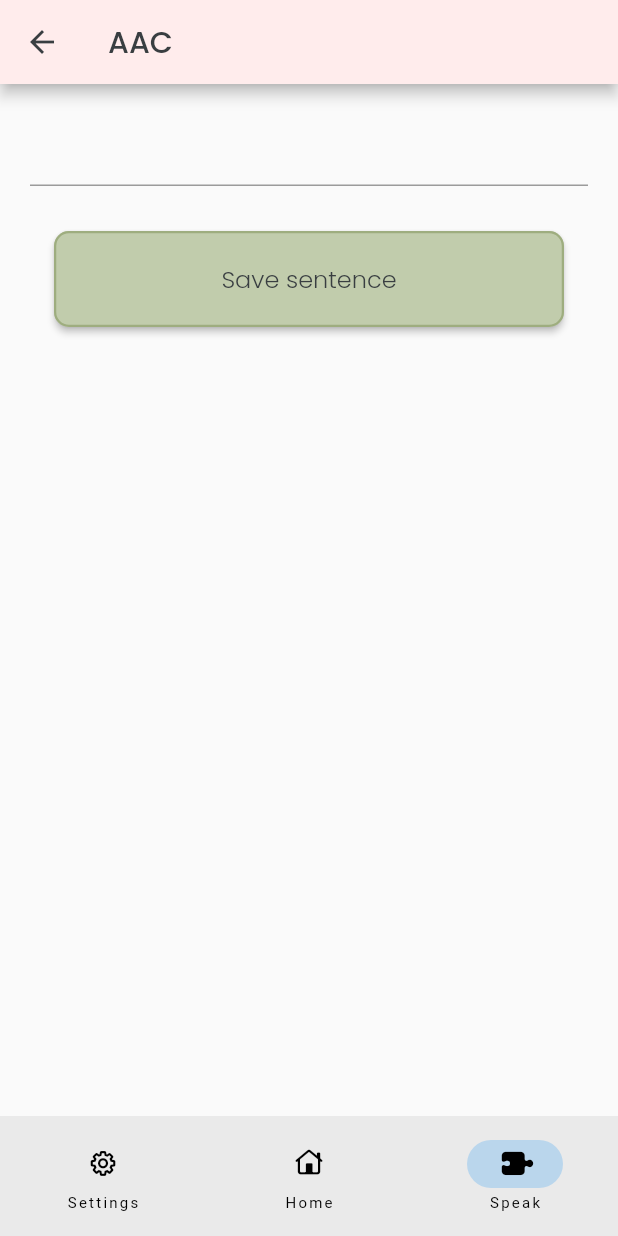
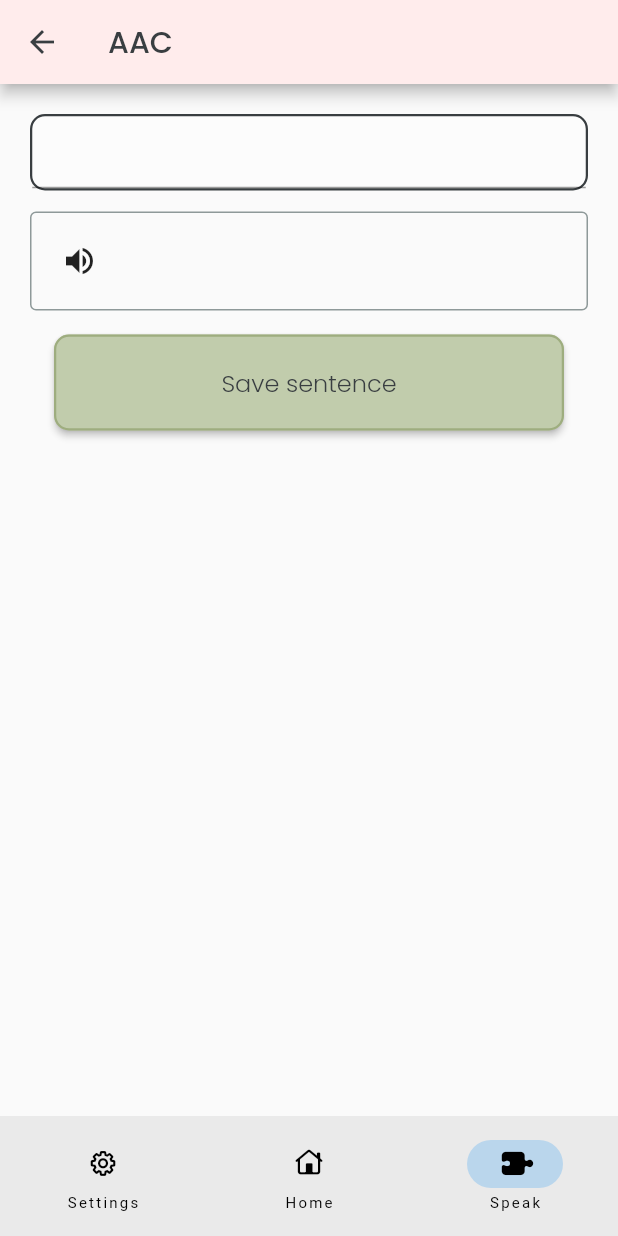
Before and after one commit to rania-w/SDP-AAC, a Flutter app: the Home screen opened directly, item 3 of the bottom bar chosen, on a phone screen of 412 x 824 dp. Run offline on Flutter 3.47's test engine with Material 2 defaults, Android fonts, the phone set to English and light mode, and no system bars; our stand-ins replace hive, hive_flutter; accounts and stored records are empty.

Commit message:
sentence building start

```diff
--- a/lib/components/input/custom_input.dart
+++ b/lib/components/input/custom_input.dart
@@ -1,30 +1,45 @@
 // ignore_for_file: prefer_const_constructors
+import 'package:aac/constants.dart';
+import 'package:aac/objects/word.dart';
+import 'package:aac/services/boxes.dart';
 import 'package:flutter/material.dart';
 
-class CustomInput extends StatelessWidget {
-  const CustomInput({super.key});
+/// zasto ne nadje stvari kako treba??
 
-  static const List<String> _kOptions = <String>[
-    'aardvark',
-    'bobcat',
-    'chameleon',
-  ];
+class CustomInput extends StatefulWidget {
+  final Function(String) onSelected;
+
+  const CustomInput({super.key, required this.onSelected});
 
   @override
+  State<CustomInput> createState() => _CustomInputState();
+}
+
+class _CustomInputState extends State<CustomInput> {
+  @override
   Widget build(BuildContext context) {
+    List<String> wordList = [];
+    for (var i in boxWord.values) {
+      wordList.add(i.word);
+    }
     return Container(
       margin: EdgeInsets.only(bottom: 14),
+      decoration: BoxDecoration(
+          color: white,
+          border: Border.all(width: 1.5, color: black),
+          borderRadius: BorderRadius.circular(10)),
       child: Autocomplete<String>(
         optionsBuilder: (TextEditingValue textEditingValue) {
           if (textEditingValue.text == '') {
             return const Iterable<String>.empty();
           }
-          return _kOptions.where((String option) {
+          return wordList.where((String option) {
             return option.contains(textEditingValue.text.toLowerCase());
           });
         },
         onSelected: (String selection) {
           debugPrint('You just selected $selection');
+          widget.onSelected(selection);
         },
       ),
     );
--- a/lib/pages/sentence_building.dart
+++ b/lib/pages/sentence_building.dart
@@ -1,8 +1,11 @@
 // ignore_for_file: prefer_const_constructors
+
 import 'package:aac/components/buttons/custom_button.dart';
 import 'package:aac/components/input/custom_input.dart';
 import 'package:aac/constants.dart';
 import 'package:flutter/material.dart';
+
+/// kako napraviti da ikonica ostane pri desnoj strani
 
 class SentenceBuilding extends StatefulWidget {
   const SentenceBuilding({super.key});
@@ -12,11 +15,59 @@ class SentenceBuilding extends StatefulWidget {
 }
 
 class _SentenceBuildingState extends State<SentenceBuilding> {
+  List<String> received = [];
   @override
   Widget build(BuildContext context) {
     return ListView(
       children: [
-        CustomInput(),
+        CustomInput(
+          onSelected: (selected) {
+            setState(() {
+              received.add(selected);
+            });
+          },
+        ),
+        Container(
+          padding: EdgeInsets.all(8),
+          decoration: BoxDecoration(
+              borderRadius: BorderRadius.circular(4),
+              border: Border.all(color: grey)),
+          child: Row(
+            mainAxisAlignment: MainAxisAlignment.spaceBetween,
+            children: [
+              for (var i in received)
+                Container(
+                  decoration: BoxDecoration(
+                      color: primary,
+                      borderRadius: BorderRadius.circular(10),
+                      border: Border.all(color: primaryF, width: 1.5)),
+                  margin: EdgeInsets.symmetric(horizontal: 4),
+                  padding: EdgeInsets.all(8),
+                  child: Row(
+                    children: [
+                      Text(i),
+                      IconButton(
+                        onPressed: () {
+                          setState(() {
+                            received.remove(i);
+                          });
+                        },
+                        icon: Icon(
+                          Icons.close,
+                          color: black,
+                        ),
+                      ),
+                    ],
+                  ),
+                ),
+              IconButton(
+                  onPressed: () {
+                    //tts
+                  },
+                  icon: Icon(Icons.volume_up))
+            ],
+          ),
+        ),
         CustomButton(
           text: "Save sentence",
           onPressed: () {},
```
